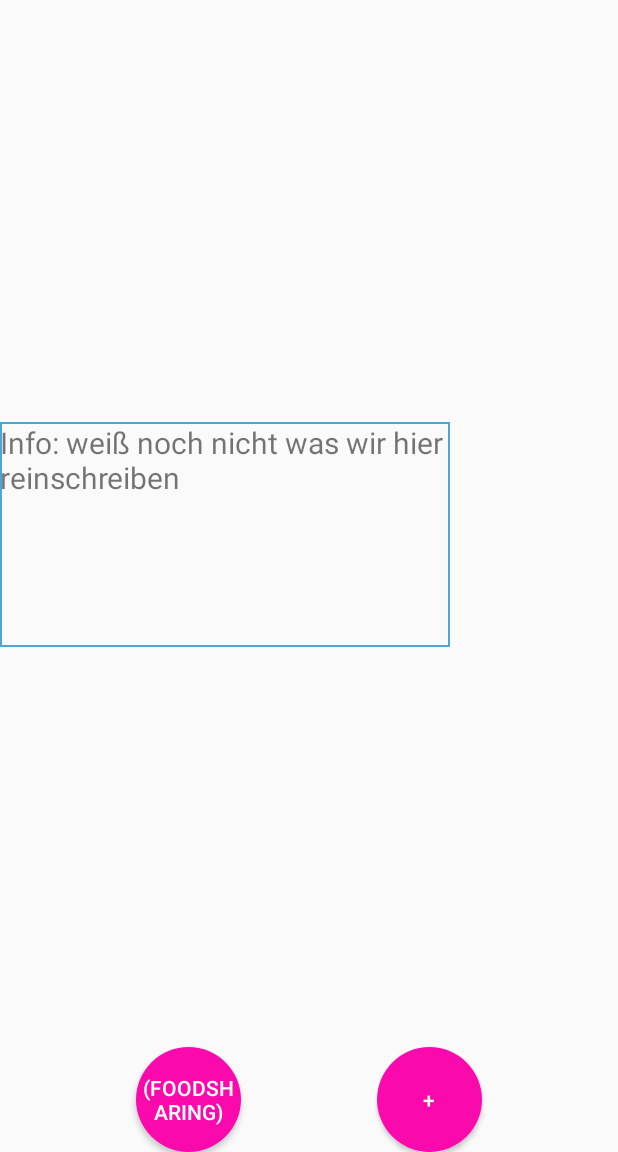
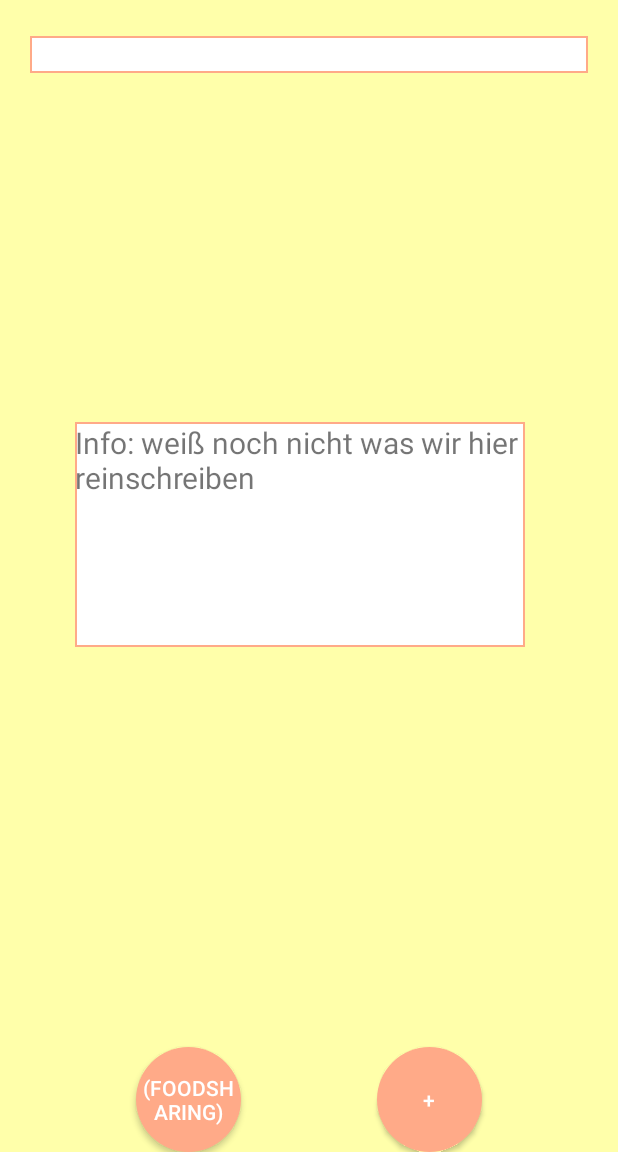
Before and after one commit to 3qic/MyApplication, an Android app: the screen it shows after launch (MainActivity), on a phone screen of 412 x 824 dp, the part 84-1236 px from its top. Run offline under Robolectric (Android 15) with nearby library versions, the phone set to English and light mode, and no system bars.

Commit message:
layout changes

```diff
--- a/app/src/main/res/drawable-v21/round_button.xml
+++ b/app/src/main/res/drawable-v21/round_button.xml
@@ -3,7 +3,7 @@
     android:color="#c20586">
     <item>
         <shape android:shape="oval">
-            <solid android:color="#fa09ad"/>
+            <solid android:color="#ffaa88"/>
         </shape>
     </item>
 </ripple>
--- a/app/src/main/res/drawable/round_button.xml
+++ b/app/src/main/res/drawable/round_button.xml
@@ -2,7 +2,7 @@
 <selector xmlns:android="http://schemas.android.com/apk/res/android">
 <item android:state_pressed="false">
     <shape android:shape="oval">
-        <solid android:color="#fa09ad"/>
+        <solid android:color="#ffaa88"/>
     </shape>
 </item>
 <item android:state_pressed="true">
--- a/app/src/main/res/drawable/textview_background.xml
+++ b/app/src/main/res/drawable/textview_background.xml
@@ -1,4 +1,4 @@
 <shape xmlns:android="http://schemas.android.com/apk/res/android" android:shape="rectangle" >
-    <solid android:color="@android:color/transparent" />
-    <stroke android:width="1dip" android:color="#4fa5d5"/>
+    <solid android:color="@android:color/white" />
+    <stroke android:width="1dip" android:color="#ffaa88"/>
 </shape>
--- a/app/src/main/res/layout/activity_main.xml
+++ b/app/src/main/res/layout/activity_main.xml
@@ -4,8 +4,21 @@
 <android.support.constraint.ConstraintLayout xmlns:android="http://schemas.android.com/apk/res/android"
     xmlns:app="http://schemas.android.com/apk/res-auto"
     android:layout_width="match_parent"
-    android:layout_height="match_parent">
+    android:layout_height="match_parent"
+    android:background="@color/defaultBackground">
 
+
+    <EditText
+        android:id="@+id/searchfield_edittext"
+        android:layout_width="match_parent"
+        android:layout_height="wrap_content"
+        android:layout_marginLeft="20dp"
+        android:layout_marginRight="20dp"
+        android:layout_marginTop="80dp"
+        android:inputType="text|textPersonName"
+        app:layout_constraintEnd_toEndOf="parent"
+        app:layout_constraintTop_toTopOf="parent"
+        android:background="@drawable/textview_background"/>
 
 
     <Button
@@ -37,6 +50,8 @@
         android:layout_width="300dp"
         android:layout_height="150dp"
         android:textSize="20sp"
+        android:layout_marginLeft="50dp"
+        android:layout_marginRight="20dp"
         android:text="Info: weiß noch nicht was wir hier reinschreiben"
         app:layout_constraintStart_toStartOf="parent"
         app:layout_constraintLeft_toLeftOf="parent"
--- a/app/src/main/res/values/colors.xml
+++ b/app/src/main/res/values/colors.xml
@@ -16,6 +16,10 @@
     <color name="colorBlack2">#000000</color>
     <color name="colorBlack3">#6B6B6B</color>
 
+    <color name="defaultBackground">#ffffaa</color>
+    <color name="defaultOrange">#ffaa88</color>
+    <color name ="white">#ffffff</color>
+
 
 
 </resources>
--- a/app/src/main/res/values/styles.xml
+++ b/app/src/main/res/values/styles.xml
@@ -28,4 +28,10 @@
     </style>
 
 
+    <style name="DefaultTheme" parent="Theme.AppCompat.NoActionBar">
+        <item name="android:colorBackground">@color/defaultOrange</item>
+        <item name="android:textColor">@color/white</item>
+    </style>
+
+
 </resources>
```
